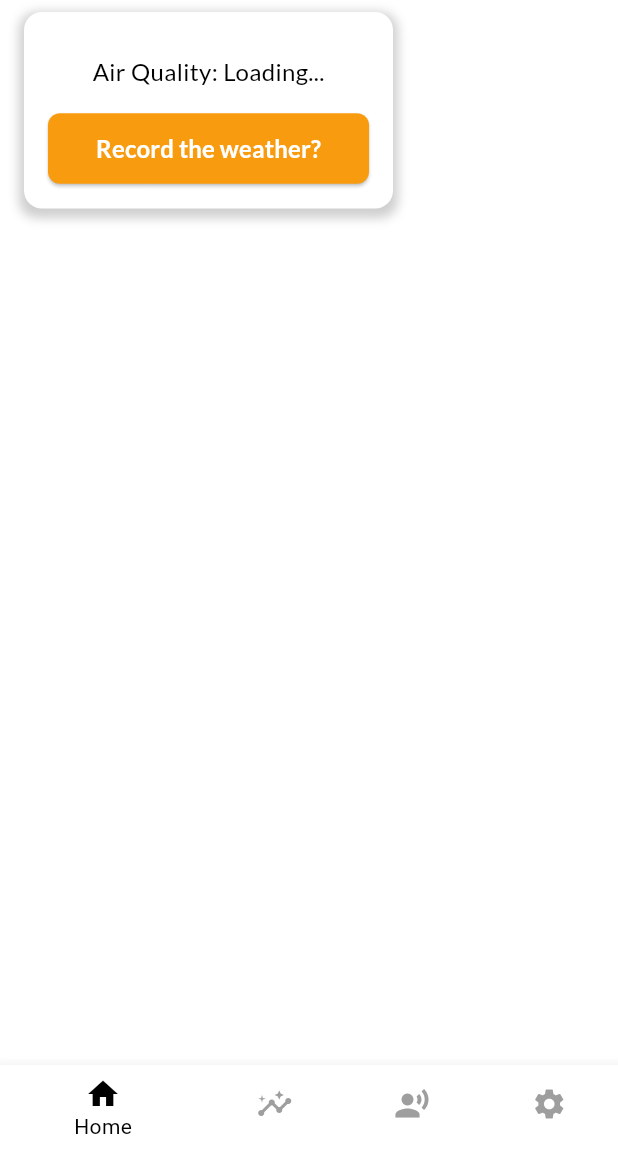
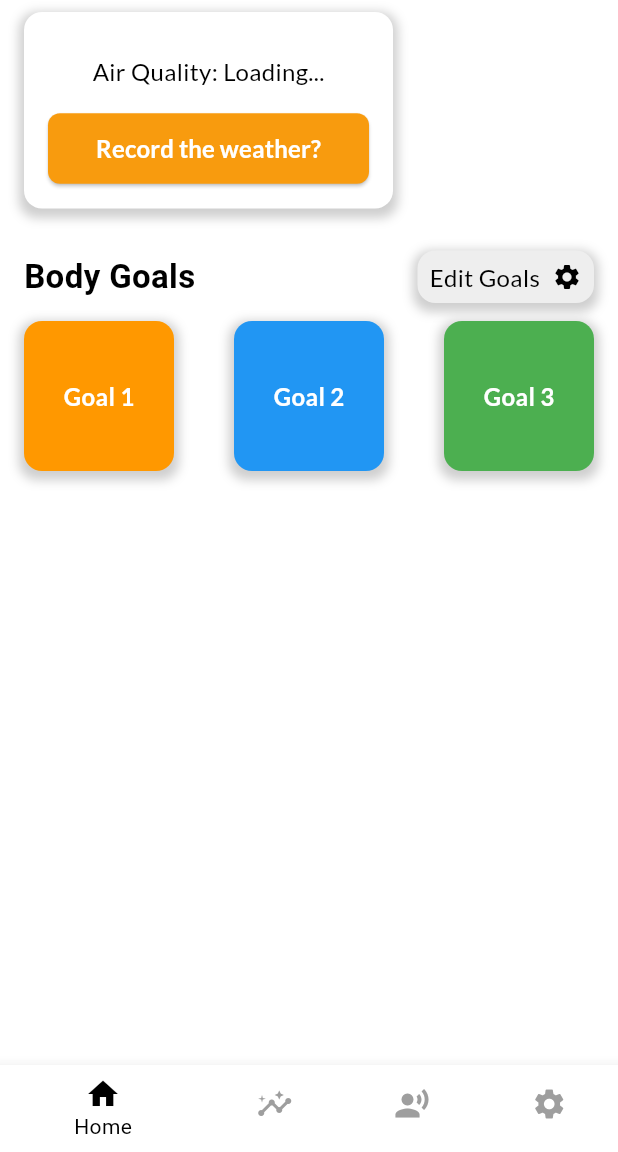
Before and after one commit to 1Jerome23/FitRide, a Flutter app: the screen it shows after launch, on a phone screen of 412 x 824 dp, the part 84-1236 px from its top. Run offline on Flutter 3.47's test engine with Material 3 defaults, Android fonts, the phone set to English and light mode, and no system bars; our stand-ins replace cloud_firestore, firebase_auth, firebase_core, font_awesome_flutter, geolocator, google_fonts and 2 more; accounts and stored records are empty.

Commit message:
added body goals
- need to add data from firebase/strava

```diff
--- a/fitride/lib/pages/home_page.dart
+++ b/fitride/lib/pages/home_page.dart
@@ -225,7 +225,7 @@ class _HomePageState extends State<HomePage> {
     );
   }
 
-  @override
+@override
 Widget build(BuildContext context) {
   return Scaffold(
     appBar: AppBar(
@@ -322,6 +322,152 @@ Widget build(BuildContext context) {
             ],
           ),
         ),
+        SizedBox(height: 20),
+        Padding(
+          padding: const EdgeInsets.symmetric(horizontal: 16.0),
+          child: Row(
+            mainAxisAlignment: MainAxisAlignment.spaceBetween,
+            children: [
+              Text(
+                "Body Goals",
+                style: GoogleFonts.roboto(
+                  fontSize: 22,
+                  fontWeight: FontWeight.bold,
+                  color: Colors.black,
+                ),
+              ),
+              GestureDetector(
+                onTap: () {
+                  Navigator.push(
+                    context,
+                    MaterialPageRoute(builder: (context) => LoginPage()), // Replace with your settings page
+                  );
+                },
+                child: Container(
+                  padding: EdgeInsets.symmetric(horizontal: 8, vertical: 6),
+                  decoration: BoxDecoration(
+                    color: Colors.grey[200],
+                    borderRadius: BorderRadius.circular(12),
+                    boxShadow: [
+                      BoxShadow(
+                        color: Colors.grey.withOpacity(0.5),
+                        spreadRadius: 3,
+                        blurRadius: 5,
+                        offset: Offset(0, 3),
+                      ),
+                    ],
+                  ),
+                  child: Row(
+                    children: [
+                      Text(
+                        "Edit Goals",
+                        style: GoogleFonts.lato(
+                          fontSize: 16,
+                          fontWeight: FontWeight.w500,
+                          color: Colors.black,
+                        ),
+                      ),
+                      SizedBox(width: 8),
+                      Icon(
+                        Icons.settings,
+                        color: Colors.black,
+                        size: 20,
+                      ),
+                    ],
+                  ),
+                ),
+              ),
+            ],
+          ),
+        ),
+        SizedBox(height: 12),
+        Padding(
+          padding: const EdgeInsets.symmetric(horizontal: 16.0),
+          child: Row(
+            mainAxisAlignment: MainAxisAlignment.spaceBetween,
+            children: [
+              Container(
+                width: 100,
+                height: 100,
+                decoration: BoxDecoration(
+                  color: Colors.orange,
+                  borderRadius: BorderRadius.circular(12),
+                  boxShadow: [
+                    BoxShadow(
+                      color: Colors.grey.withOpacity(0.5),
+                      spreadRadius: 3,
+                      blurRadius: 5,
+                      offset: Offset(0, 3),
+                    ),
+                  ],
+                ),
+                child: Center(
+                  child: Text(
+                    "Goal 1",
+                    style: GoogleFonts.lato(
+                      fontSize: 16,
+                      fontWeight: FontWeight.w600,
+                      color: Colors.white,
+                    ),
+                  ),
+                ),
+              ),
+              Container(
+                width: 100,
+                height: 100,
+                decoration: BoxDecoration(
+                  color: Colors.blue,
+                  borderRadius: BorderRadius.circular(12),
+                  boxShadow: [
+                    BoxShadow(
+                      color: Colors.grey.withOpacity(0.5),
+                      spreadRadius: 3,
+                      blurRadius: 5,
+                      offset: Offset(0, 3),
+                    ),
+                  ],
+                ),
+                child: Center(
+                  child: Text(
+                    "Goal 2",
+                    style: GoogleFonts.lato(
+                      fontSize: 16,
+                      fontWeight: FontWeight.w600,
+                      color: Colors.white,
+                    ),
+                  ),
+                ),
+              ),
+              Container(
+                width: 100,
+                height: 100,
+                decoration: BoxDecoration(
+                  color: Colors.green,
+                  borderRadius: BorderRadius.circular(12),
+                  boxShadow: [
+                    BoxShadow(
+                      color: Colors.grey.withOpacity(0.5),
+                      spreadRadius: 3,
+                      blurRadius: 5,
+                      offset: Offset(0, 3),
+                    ),
+                  ],
+                ),
+                child: Center(
+                  child: Text(
+                    "Goal 3",
+                    style: GoogleFonts.lato(
+                      fontSize: 16,
+                      fontWeight: FontWeight.w600,
+                      color: Colors.white,
+                    ),
+                  ),
+                ),
+              ),
+            ],
+          ),
+        ),
+        SizedBox(height: 16),
       ],
     ),
     bottomNavigationBar: BottomNavigationBar(
```
